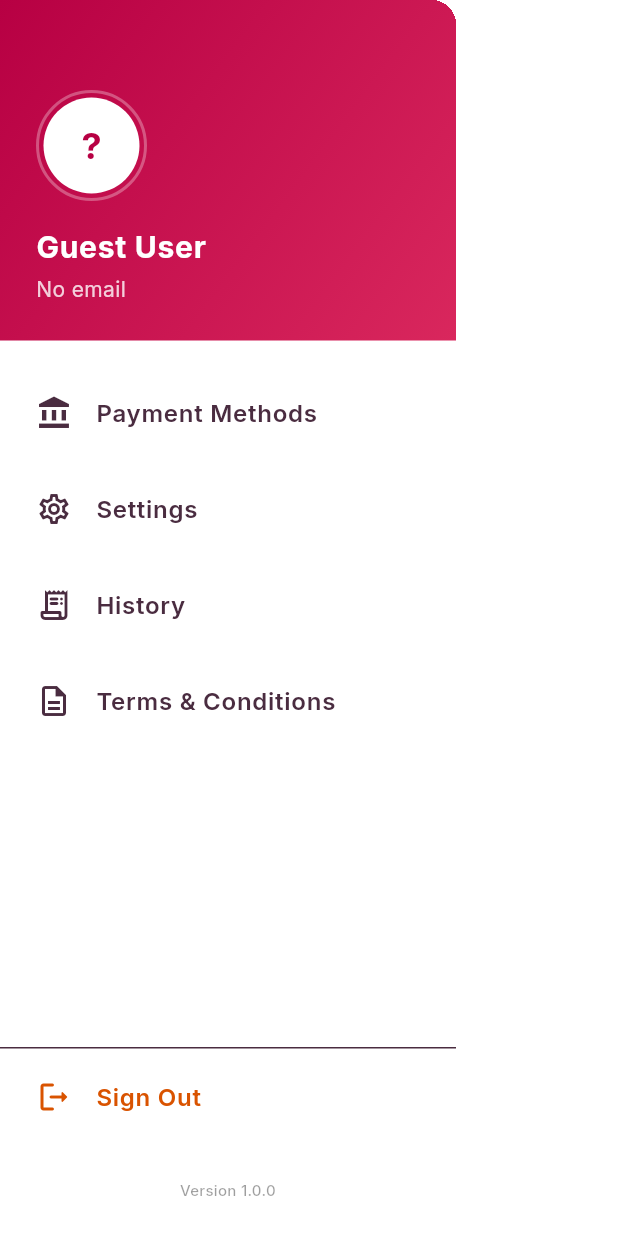
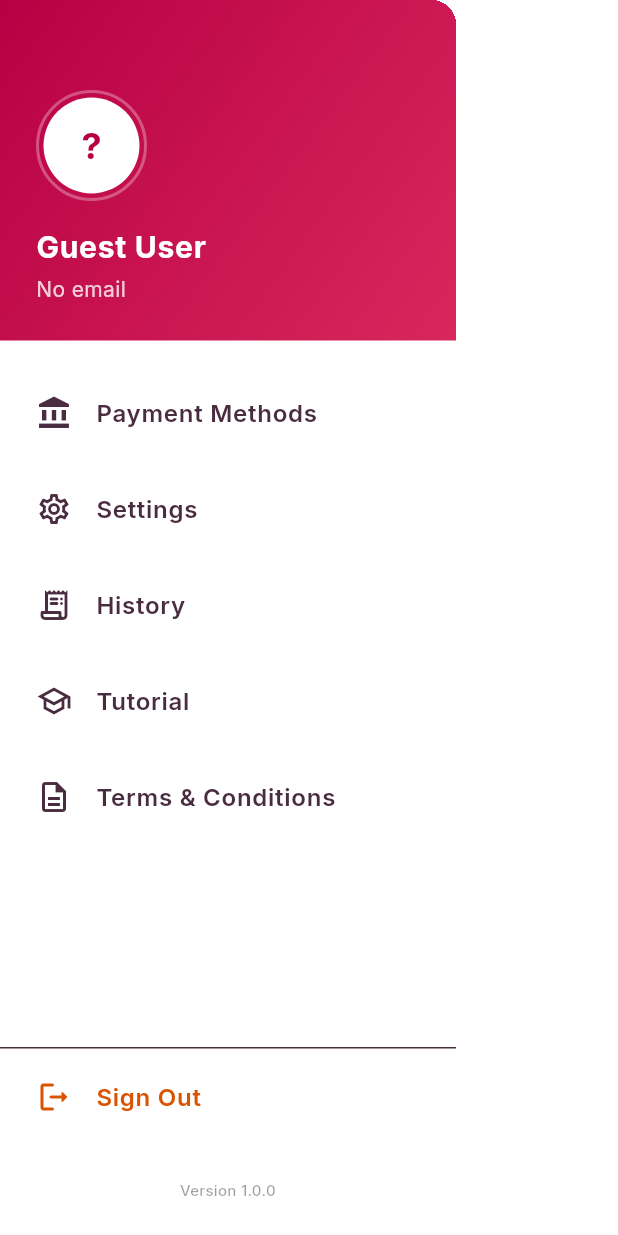
Before and after one commit to edwinjayJC/pyble, a Flutter app: the AppDrawer widget shown alone on an empty page, opened directly, on a phone screen of 412 x 824 dp. Run offline on Flutter 3.47's test engine with Material 3 defaults, Android fonts, the phone set to English and light mode, and no system bars; our stand-ins replace email_validator, flutter_riverpod, go_router, google_fonts, image_picker, qr_flutter and 4 more; missing offline and left inert: mobile_scanner, supabase_auth_ui; accounts and stored records are empty; network calls fail; statements that could not run were skipped.

Commit message:
Feat: add tutorial to menu

```diff
--- a/lib/core/widgets/app_drawer.dart
+++ b/lib/core/widgets/app_drawer.dart
@@ -73,6 +73,15 @@ class AppDrawer extends ConsumerWidget {
                   onTap: () {
                     Navigator.pop(context);
                     context.push(RoutePaths.history);
+                  },
+                ),
+                _buildDrawerItem(
+                  context,
+                  icon: Icons.school_outlined,
+                  label: "Tutorial",
+                  onTap: () {
+                    Navigator.pop(context);
+                    context.push(RoutePaths.onboarding);
                   },
                 ),
                 _buildDrawerItem(
```
